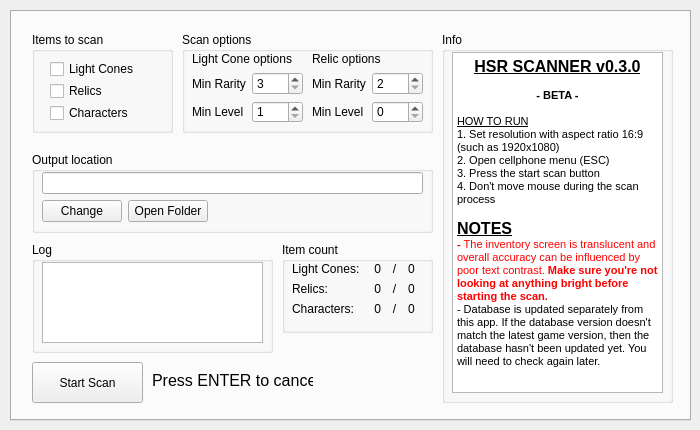
Before: the Qt Designer form src/ui/hsr_scanner.ui in kel-z/HSR-Scanner, drawn with Qt 5.
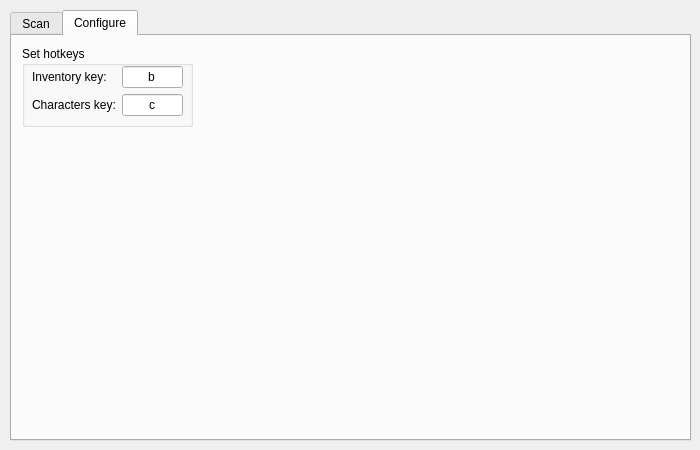
After: the same form once the commit is applied. The open tabs and pages were chosen to show the change.

Commit message: feat: switch to nav by hotkey, add configure tab

What changed in the file:
```diff
--- a/src/ui/hsr_scanner.ui
+++ b/src/ui/hsr_scanner.ui
@@ -10,7 +10,7 @@
     <x>0</x>
     <y>0</y>
     <width>700</width>
-    <height>430</height>
+    <height>450</height>
    </rect>
   </property>
   <property name="sizePolicy">
@@ -22,13 +22,13 @@
   <property name="minimumSize">
    <size>
     <width>700</width>
-    <height>430</height>
+    <height>450</height>
    </size>
   </property>
   <property name="maximumSize">
    <size>
     <width>700</width>
-    <height>430</height>
+    <height>450</height>
    </size>
   </property>
   <property name="mouseTracking">
@@ -50,7 +50,7 @@
       <x>10</x>
       <y>10</y>
       <width>681</width>
-      <height>411</height>
+      <height>431</height>
      </rect>
     </property>
     <property name="autoFillBackground">
@@ -63,7 +63,7 @@
      <number>0</number>
     </property>
     <property name="tabBarAutoHide">
-     <bool>true</bool>
+     <bool>false</bool>
     </property>
     <widget class="QWidget" name="tab">
      <attribute name="title">
@@ -72,9 +72,9 @@
      <widget class="QGroupBox" name="formGroupBox">
       <property name="geometry">
        <rect>
-        <x>20</x>
-        <y>20</y>
-        <width>141</width>
+        <x>10</x>
+        <y>10</y>
+        <width>151</width>
         <height>101</height>
        </rect>
       </property>
@@ -115,7 +115,7 @@
      <widget class="QPushButton" name="pushButtonStartScan">
       <property name="geometry">
        <rect>
-        <x>20</x>
+        <x>10</x>
         <y>350</y>
         <width>111</width>
         <height>41</height>
@@ -129,7 +129,7 @@
       <property name="geometry">
        <rect>
         <x>270</x>
-        <y>230</y>
+        <y>210</y>
         <width>151</width>
         <height>91</height>
        </rect>
@@ -274,7 +274,7 @@
       <property name="geometry">
        <rect>
         <x>170</x>
-        <y>20</y>
+        <y>10</y>
         <width>251</width>
         <height>101</height>
        </rect>
@@ -298,7 +298,7 @@
            <bool>true</bool>
           </property>
           <property name="text">
-           <string>Min Rarity</string>
+           <string>Min Rarity:</string>
           </property>
          </widget>
         </item>
@@ -324,7 +324,7 @@
            <bool>true</bool>
           </property>
           <property name="text">
-           <string>Min Level</string>
+           <string>Min Level:</string>
           </property>
          </widget>
         </item>
@@ -366,7 +366,7 @@
         <item row="1" column="0">
          <widget class="QLabel" name="label_6">
           <property name="text">
-           <string>Min Rarity</string>
+           <string>Min Rarity:</string>
           </property>
          </widget>
         </item>
@@ -386,7 +386,7 @@
         <item row="2" column="0">
          <widget class="QLabel" name="label_7">
           <property name="text">
-           <string>Min Level</string>
+           <string>Min Level:</string>
           </property>
          </widget>
         </item>
@@ -416,9 +416,9 @@
      <widget class="QGroupBox" name="groupBox_3">
       <property name="geometry">
        <rect>
-        <x>20</x>
-        <y>140</y>
-        <width>401</width>
+        <x>10</x>
+        <y>120</y>
+        <width>411</width>
         <height>81</height>
        </rect>
       </property>
@@ -430,7 +430,7 @@
         <rect>
          <x>10</x>
          <y>20</y>
-         <width>381</width>
+         <width>391</width>
          <height>51</height>
         </rect>
        </property>
@@ -472,9 +472,9 @@
       <property name="geometry">
        <rect>
         <x>430</x>
-        <y>20</y>
+        <y>10</y>
         <width>231</width>
-        <height>371</height>
+        <height>381</height>
        </rect>
       </property>
       <property name="title">
@@ -486,7 +486,7 @@
          <x>10</x>
          <y>20</y>
          <width>211</width>
-         <height>341</height>
+         <height>351</height>
         </rect>
        </property>
        <property name="readOnly">
@@ -534,10 +534,10 @@
      <widget class="QGroupBox" name="groupBox_5">
       <property name="geometry">
        <rect>
-        <x>20</x>
-        <y>230</y>
-        <width>241</width>
-        <height>111</height>
+        <x>10</x>
+        <y>210</y>
+        <width>251</width>
+        <height>131</height>
        </rect>
       </property>
       <property name="title">
@@ -548,8 +548,8 @@
         <rect>
          <x>10</x>
          <y>20</y>
-         <width>221</width>
-         <height>81</height>
+         <width>231</width>
+         <height>101</height>
         </rect>
        </property>
        <property name="readOnly">
@@ -558,6 +558,79 @@
       </widget>
      </widget>
     </widget>
+    <widget class="QWidget" name="Configure">
+     <attribute name="title">
+      <string>Configure</string>
+     </attribute>
+     <widget class="QGroupBox" name="groupBox_6">
+      <property name="geometry">
+       <rect>
+        <x>10</x>
+        <y>10</y>
+        <width>171</width>
+        <height>81</height>
+       </rect>
+      </property>
+      <property name="title">
+       <string>Set hotkeys</string>
+      </property>
+      <widget class="QWidget" name="formLayoutWidget_4">
+       <property name="geometry">
+        <rect>
+         <x>10</x>
+         <y>20</y>
+         <width>151</width>
+         <height>51</height>
+        </rect>
+       </property>
+       <layout class="QFormLayout" name="formLayout_5">
+        <item row="0" column="0">
+         <widget class="QLabel" name="label_9">
+          <property name="text">
+           <string>Inventory key:</string>
+          </property>
+         </widget>
+        </item>
+        <item row="1" column="0">
+         <widget class="QLabel" name="label_10">
+          <property name="text">
+           <string>Characters key:</string>
+          </property>
+         </widget>
+        </item>
+        <item row="1" column="1">
+         <widget class="QLineEdit" name="lineEditCharactersKey">
+          <property name="text">
+           <string>c</string>
+          </property>
+          <property name="maxLength">
+           <number>1</number>
+          </property>
+          <property name="alignment">
+           <set>Qt::AlignCenter</set>
+          </property>
+         </widget>
+        </item>
+        <item row="0" column="1">
+         <widget class="QLineEdit" name="lineEditInventoryKey">
+          <property name="text">
+           <string>b</string>
+          </property>
+          <property name="maxLength">
+           <number>1</number>
+          </property>
+          <property name="alignment">
+           <set>Qt::AlignCenter</set>
+          </property>
+          <property name="clearButtonEnabled">
+           <bool>false</bool>
+          </property>
+         </widget>
+        </item>
+       </layout>
+      </widget>
+     </widget>
+    </widget>
    </widget>
   </widget>
  </widget>
```
Left out of the diff: 2 changed lines with no effect on the pictures. The commit also changes 3 other files.
